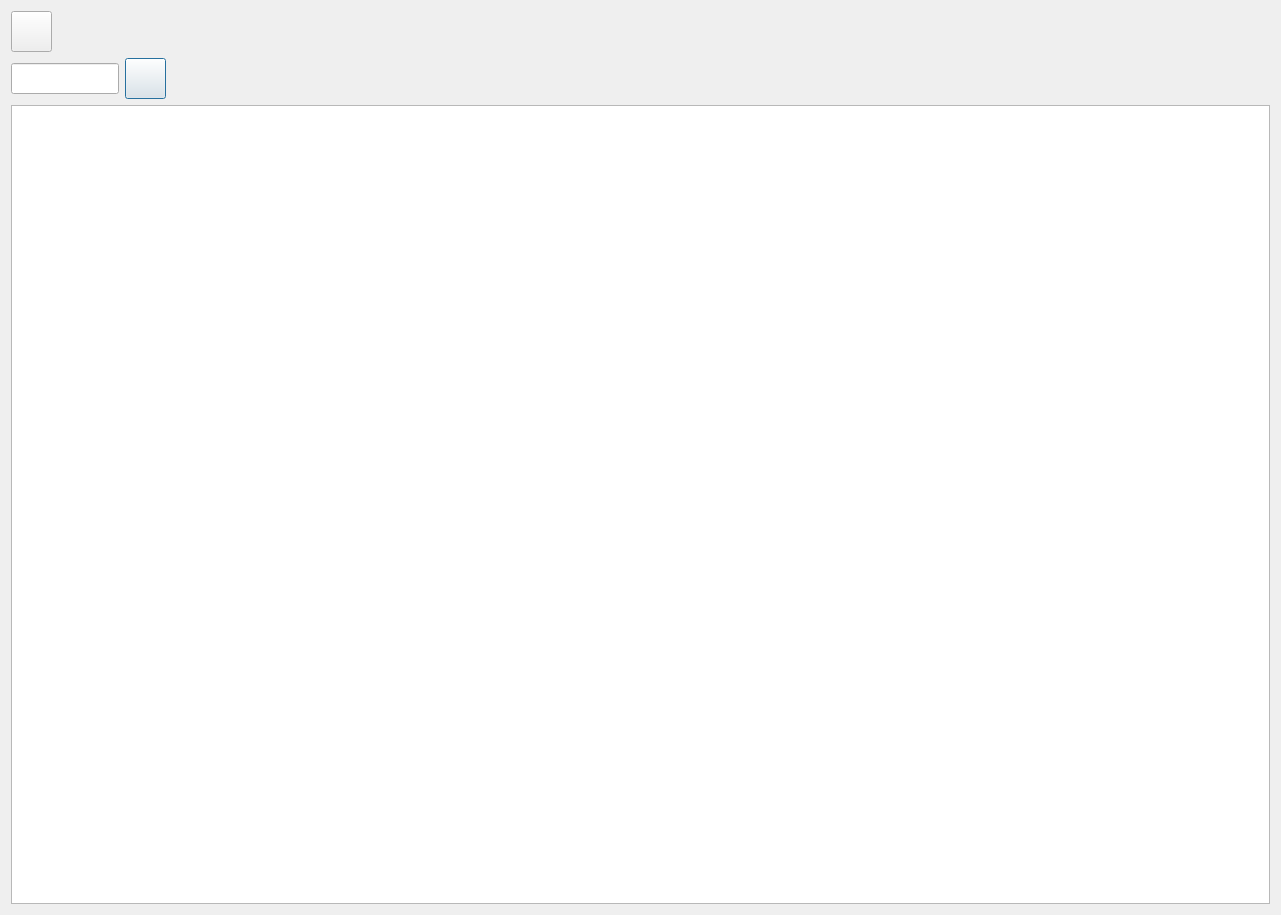
Above: koloryDialog.ui from militia11/shoes before the change. Below: the same form after it.
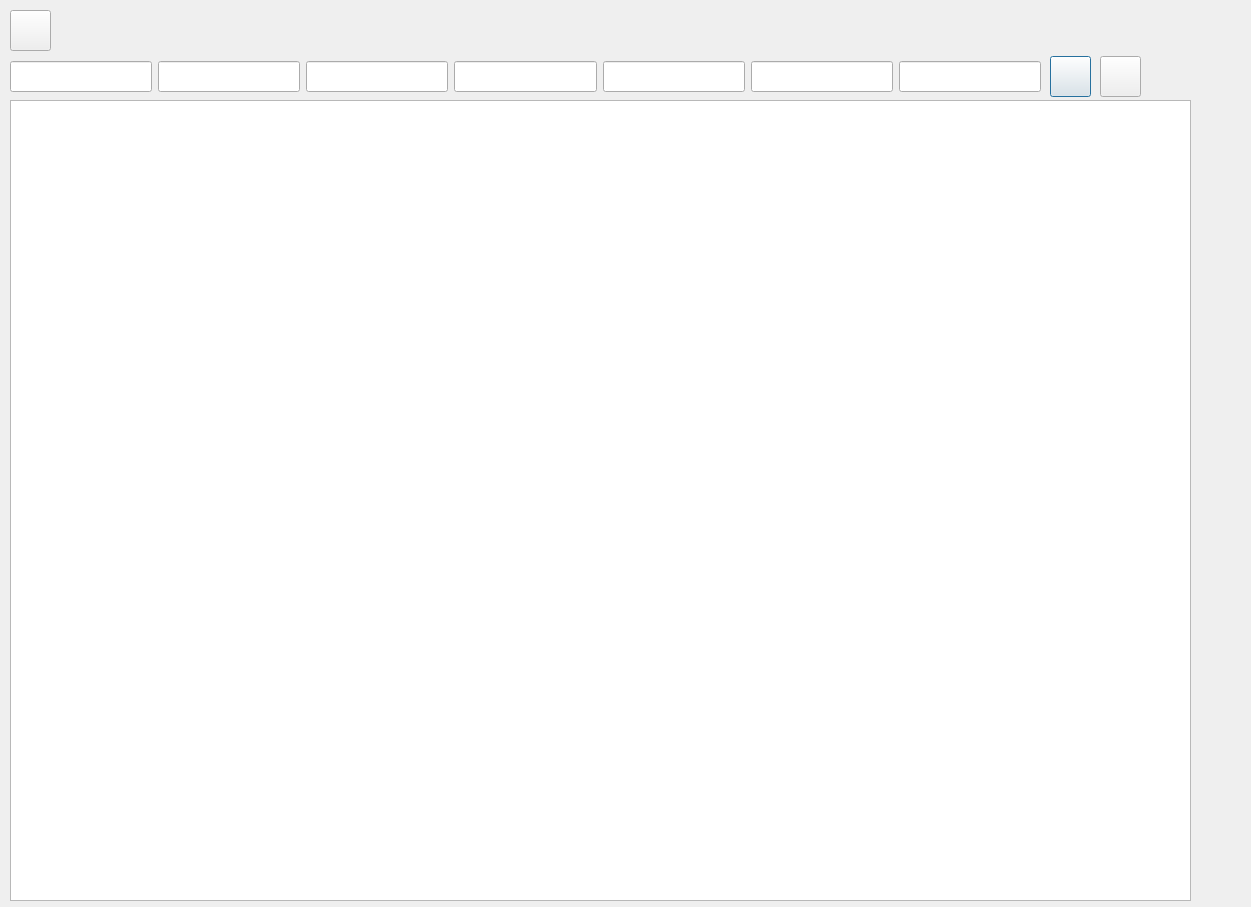
That is the form after the change. Icons and pictures are not drawn.

```diff
--- a/koloryDialog.ui
+++ b/koloryDialog.ui
@@ -6,142 +6,258 @@
    <rect>
     <x>0</x>
     <y>0</y>
-    <width>1281</width>
-    <height>915</height>
+    <width>1251</width>
+    <height>907</height>
    </rect>
   </property>
   <property name="windowTitle">
    <string>Kolory</string>
   </property>
-  <layout class="QVBoxLayout" name="verticalLayout">
-   <item>
-    <layout class="QHBoxLayout" name="horizontalLayout">
-     <item>
-      <widget class="QPushButton" name="pushButton_2">
-       <property name="sizePolicy">
-        <sizepolicy hsizetype="Minimum" vsizetype="Minimum">
-         <horstretch>0</horstretch>
-         <verstretch>0</verstretch>
-        </sizepolicy>
-       </property>
-       <property name="minimumSize">
-        <size>
-         <width>41</width>
-         <height>41</height>
-        </size>
-       </property>
-       <property name="toolTip">
-        <string>Dodaj klienta</string>
-       </property>
-       <property name="text">
-        <string/>
-       </property>
-       <property name="icon">
-        <iconset resource="zasoby.qrc">
-         <normaloff>:/zasoby/add.png</normaloff>:/zasoby/add.png</iconset>
-       </property>
-       <property name="iconSize">
-        <size>
-         <width>26</width>
-         <height>26</height>
-        </size>
-       </property>
-      </widget>
-     </item>
-     <item>
-      <spacer name="horizontalSpacer">
-       <property name="orientation">
-        <enum>Qt::Horizontal</enum>
-       </property>
-       <property name="sizeHint" stdset="0">
-        <size>
-         <width>40</width>
-         <height>20</height>
-        </size>
-       </property>
-      </spacer>
-     </item>
-    </layout>
-   </item>
-   <item>
-    <layout class="QHBoxLayout" name="horizontalLayout_2">
-     <item>
-      <widget class="QLineEdit" name="lineEdit">
-       <property name="sizePolicy">
-        <sizepolicy hsizetype="Minimum" vsizetype="Fixed">
-         <horstretch>0</horstretch>
-         <verstretch>0</verstretch>
-        </sizepolicy>
-       </property>
-       <property name="minimumSize">
-        <size>
-         <width>63</width>
-         <height>31</height>
-        </size>
-       </property>
-      </widget>
-     </item>
-     <item>
-      <widget class="QPushButton" name="pushSzukaj">
-       <property name="minimumSize">
-        <size>
-         <width>41</width>
-         <height>41</height>
-        </size>
-       </property>
-       <property name="text">
-        <string/>
-       </property>
-       <property name="icon">
-        <iconset resource="zasoby.qrc">
-         <normaloff>:/zasoby/find.png</normaloff>:/zasoby/find.png</iconset>
-       </property>
-       <property name="iconSize">
-        <size>
-         <width>28</width>
-         <height>28</height>
-        </size>
-       </property>
-       <property name="default">
-        <bool>true</bool>
-       </property>
-      </widget>
-     </item>
-     <item>
-      <spacer name="horizontalSpacer_2">
-       <property name="orientation">
-        <enum>Qt::Horizontal</enum>
-       </property>
-       <property name="sizeHint" stdset="0">
-        <size>
-         <width>40</width>
-         <height>20</height>
-        </size>
-       </property>
-      </spacer>
-     </item>
-    </layout>
-   </item>
-   <item>
-    <widget class="QTableView" name="tableView">
-     <property name="alternatingRowColors">
-      <bool>true</bool>
-     </property>
-     <property name="selectionMode">
-      <enum>QAbstractItemView::ExtendedSelection</enum>
-     </property>
-     <property name="selectionBehavior">
-      <enum>QAbstractItemView::SelectRows</enum>
-     </property>
-     <property name="sortingEnabled">
-      <bool>true</bool>
-     </property>
-     <attribute name="verticalHeaderVisible">
-      <bool>false</bool>
-     </attribute>
-    </widget>
-   </item>
-  </layout>
+  <widget class="QTableView" name="tableView">
+   <property name="geometry">
+    <rect>
+     <x>10</x>
+     <y>100</y>
+     <width>1181</width>
+     <height>801</height>
+    </rect>
+   </property>
+   <property name="alternatingRowColors">
+    <bool>true</bool>
+   </property>
+   <property name="selectionMode">
+    <enum>QAbstractItemView::ExtendedSelection</enum>
+   </property>
+   <property name="selectionBehavior">
+    <enum>QAbstractItemView::SelectRows</enum>
+   </property>
+   <property name="sortingEnabled">
+    <bool>true</bool>
+   </property>
+   <attribute name="verticalHeaderVisible">
+    <bool>false</bool>
+   </attribute>
+  </widget>
+  <widget class="QPushButton" name="pushSzukaj">
+   <property name="geometry">
+    <rect>
+     <x>1050</x>
+     <y>56</y>
+     <width>41</width>
+     <height>41</height>
+    </rect>
+   </property>
+   <property name="minimumSize">
+    <size>
+     <width>41</width>
+     <height>41</height>
+    </size>
+   </property>
+   <property name="text">
+    <string/>
+   </property>
+   <property name="icon">
+    <iconset resource="zasoby.qrc">
+     <normaloff>:/zasoby/find.png</normaloff>:/zasoby/find.png</iconset>
+   </property>
+   <property name="iconSize">
+    <size>
+     <width>28</width>
+     <height>28</height>
+    </size>
+   </property>
+   <property name="default">
+    <bool>true</bool>
+   </property>
+  </widget>
+  <widget class="QPushButton" name="pushButton">
+   <property name="geometry">
+    <rect>
+     <x>1100</x>
+     <y>56</y>
+     <width>41</width>
+     <height>41</height>
+    </rect>
+   </property>
+   <property name="text">
+    <string/>
+   </property>
+   <property name="icon">
+    <iconset resource="zasoby.qrc">
+     <normaloff>:/zasoby/reset.png</normaloff>:/zasoby/reset.png</iconset>
+   </property>
+   <property name="iconSize">
+    <size>
+     <width>28</width>
+     <height>28</height>
+    </size>
+   </property>
+  </widget>
+  <widget class="QPushButton" name="pushButton_2">
+   <property name="geometry">
+    <rect>
+     <x>10</x>
+     <y>10</y>
+     <width>41</width>
+     <height>41</height>
+    </rect>
+   </property>
+   <property name="sizePolicy">
+    <sizepolicy hsizetype="Minimum" vsizetype="Minimum">
+     <horstretch>0</horstretch>
+     <verstretch>0</verstretch>
+    </sizepolicy>
+   </property>
+   <property name="minimumSize">
+    <size>
+     <width>41</width>
+     <height>41</height>
+    </size>
+   </property>
+   <property name="toolTip">
+    <string>Dodaj klienta</string>
+   </property>
+   <property name="text">
+    <string/>
+   </property>
+   <property name="icon">
+    <iconset resource="zasoby.qrc">
+     <normaloff>:/zasoby/add.png</normaloff>:/zasoby/add.png</iconset>
+   </property>
+   <property name="iconSize">
+    <size>
+     <width>26</width>
+     <height>26</height>
+    </size>
+   </property>
+  </widget>
+  <widget class="QWidget" name="">
+   <property name="geometry">
+    <rect>
+     <x>10</x>
+     <y>60</y>
+     <width>1031</width>
+     <height>33</height>
+    </rect>
+   </property>
+   <layout class="QHBoxLayout" name="horizontalLayout_2">
+    <property name="spacing">
+     <number>6</number>
+    </property>
+    <item>
+     <widget class="QLineEdit" name="lineEdit">
+      <property name="sizePolicy">
+       <sizepolicy hsizetype="Minimum" vsizetype="Fixed">
+        <horstretch>0</horstretch>
+        <verstretch>0</verstretch>
+       </sizepolicy>
+      </property>
+      <property name="minimumSize">
+       <size>
+        <width>63</width>
+        <height>31</height>
+       </size>
+      </property>
+     </widget>
+    </item>
+    <item>
+     <widget class="QLineEdit" name="lineEdits1">
+      <property name="sizePolicy">
+       <sizepolicy hsizetype="Minimum" vsizetype="Fixed">
+        <horstretch>0</horstretch>
+        <verstretch>0</verstretch>
+       </sizepolicy>
+      </property>
+      <property name="minimumSize">
+       <size>
+        <width>63</width>
+        <height>31</height>
+       </size>
+      </property>
+     </widget>
+    </item>
+    <item>
+     <widget class="QLineEdit" name="lineEditd1">
+      <property name="sizePolicy">
+       <sizepolicy hsizetype="Minimum" vsizetype="Fixed">
+        <horstretch>0</horstretch>
+        <verstretch>0</verstretch>
+       </sizepolicy>
+      </property>
+      <property name="minimumSize">
+       <size>
+        <width>63</width>
+        <height>31</height>
+       </size>
+      </property>
+     </widget>
+    </item>
+    <item>
+     <widget class="QLineEdit" name="lineEdits2">
+      <property name="sizePolicy">
+       <sizepolicy hsizetype="Minimum" vsizetype="Fixed">
+        <horstretch>0</horstretch>
+        <verstretch>0</verstretch>
+       </sizepolicy>
+      </property>
+      <property name="minimumSize">
+       <size>
+        <width>63</width>
+        <height>31</height>
+       </size>
+      </property>
+     </widget>
+    </item>
+    <item>
+     <widget class="QLineEdit" name="lineEditd2">
+      <property name="sizePolicy">
+       <sizepolicy hsizetype="Minimum" vsizetype="Fixed">
+        <horstretch>0</horstretch>
+        <verstretch>0</verstretch>
+       </sizepolicy>
+      </property>
+      <property name="minimumSize">
+       <size>
+        <width>63</width>
+        <height>31</height>
+       </size>
+      </property>
+     </widget>
+    </item>
+    <item>
+     <widget class="QLineEdit" name="lineEdits3">
+      <property name="sizePolicy">
+       <sizepolicy hsizetype="Minimum" vsizetype="Fixed">
+        <horstretch>0</horstretch>
+        <verstretch>0</verstretch>
+       </sizepolicy>
+      </property>
+      <property name="minimumSize">
+       <size>
+        <width>63</width>
+        <height>31</height>
+       </size>
+      </property>
+     </widget>
+    </item>
+    <item>
+     <widget class="QLineEdit" name="lineEditd3">
+      <property name="sizePolicy">
+       <sizepolicy hsizetype="Minimum" vsizetype="Fixed">
+        <horstretch>0</horstretch>
+        <verstretch>0</verstretch>
+       </sizepolicy>
+      </property>
+      <property name="minimumSize">
+       <size>
+        <width>63</width>
+        <height>31</height>
+       </size>
+      </property>
+     </widget>
+    </item>
+   </layout>
+  </widget>
  </widget>
  <resources>
   <include location="zasoby.qrc"/>
```
